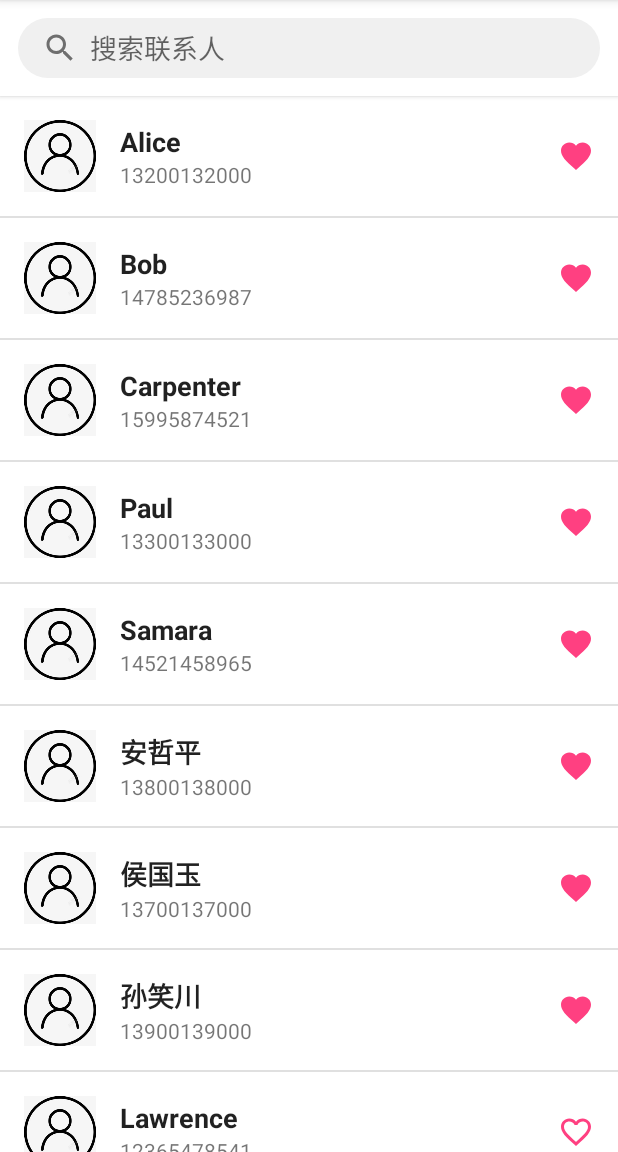
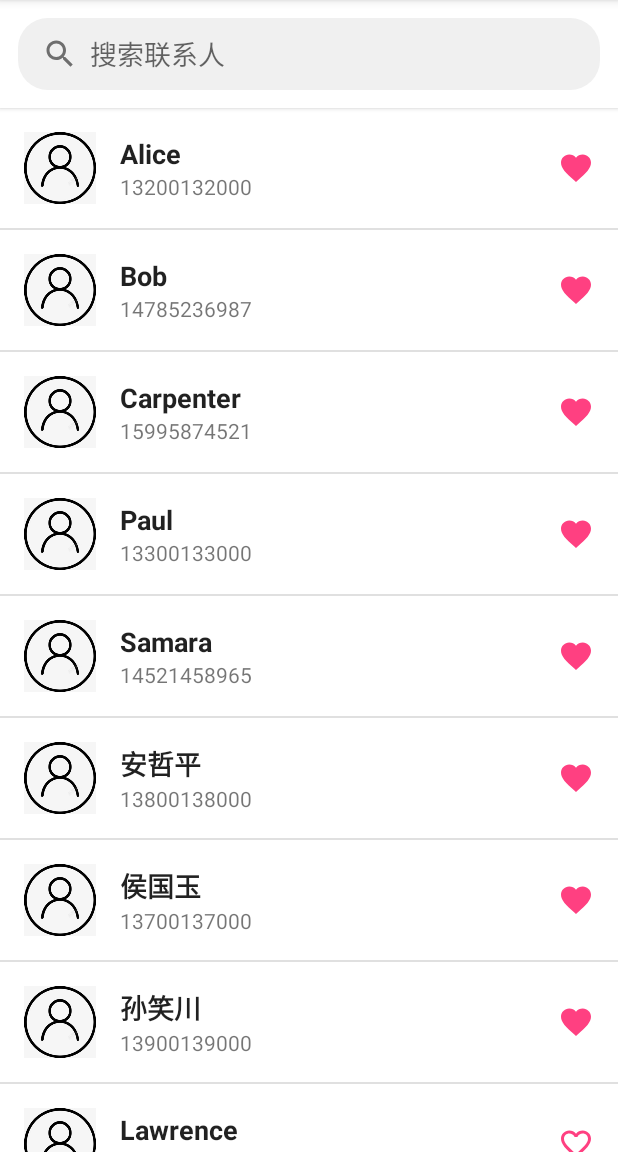
Before and after one commit to styx912/ContactList, an Android app: the screen it shows after launch (MainActivity), on a phone screen of 412 x 824 dp, the part 84-1236 px from its top. Run offline under Robolectric (Android 15) with nearby library versions, the phone set to English and light mode, and no system bars.

Commit message:
修改触摸目标尺寸过小的报错

```diff
--- a/app/src/main/res/layout/activity_main.xml
+++ b/app/src/main/res/layout/activity_main.xml
@@ -17,7 +17,7 @@
         <EditText
             android:id="@+id/searchInput"
             android:layout_width="0dp"
-            android:layout_height="40dp"
+            android:layout_height="48dp"
             android:layout_weight="1"
             android:hint="搜索联系人"
             android:inputType="text"
@@ -27,7 +27,8 @@
             android:singleLine="true"
             android:drawableStart="@drawable/ic_search"
             android:drawablePadding="8dp"
-            android:background="@drawable/search_background"/>
+            android:background="@drawable/search_background"
+            android:minHeight="48dp"/> <!-- 显式声明最小高度 -->
 
         <Button
             android:id="@+id/clearButton"
```
